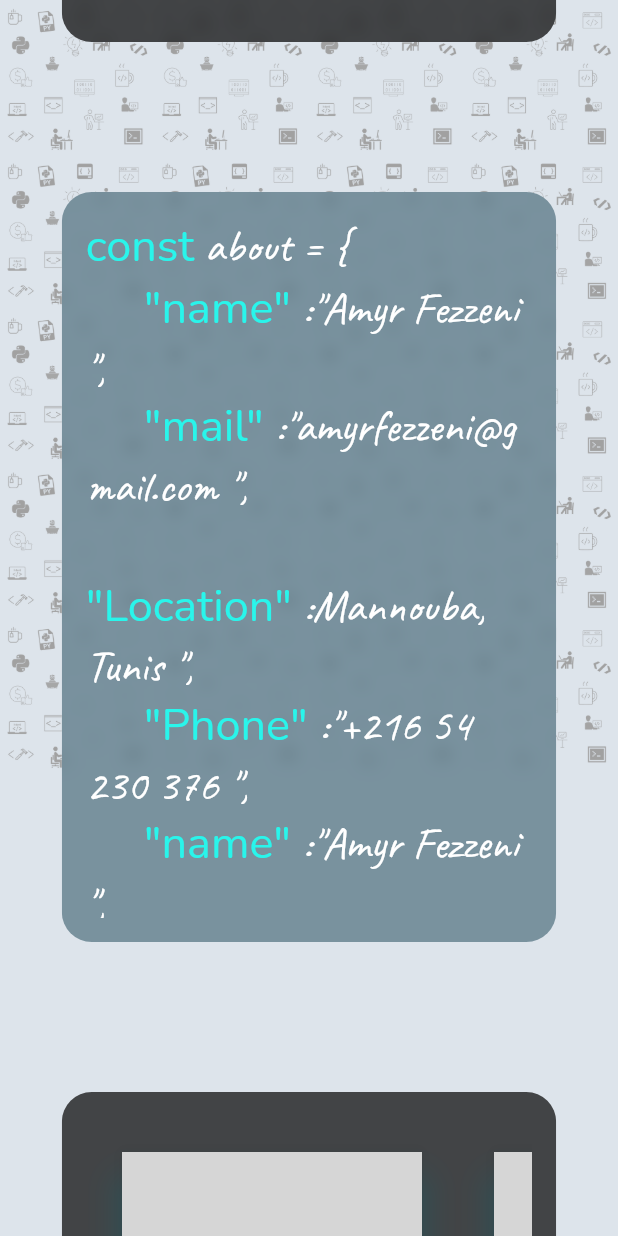
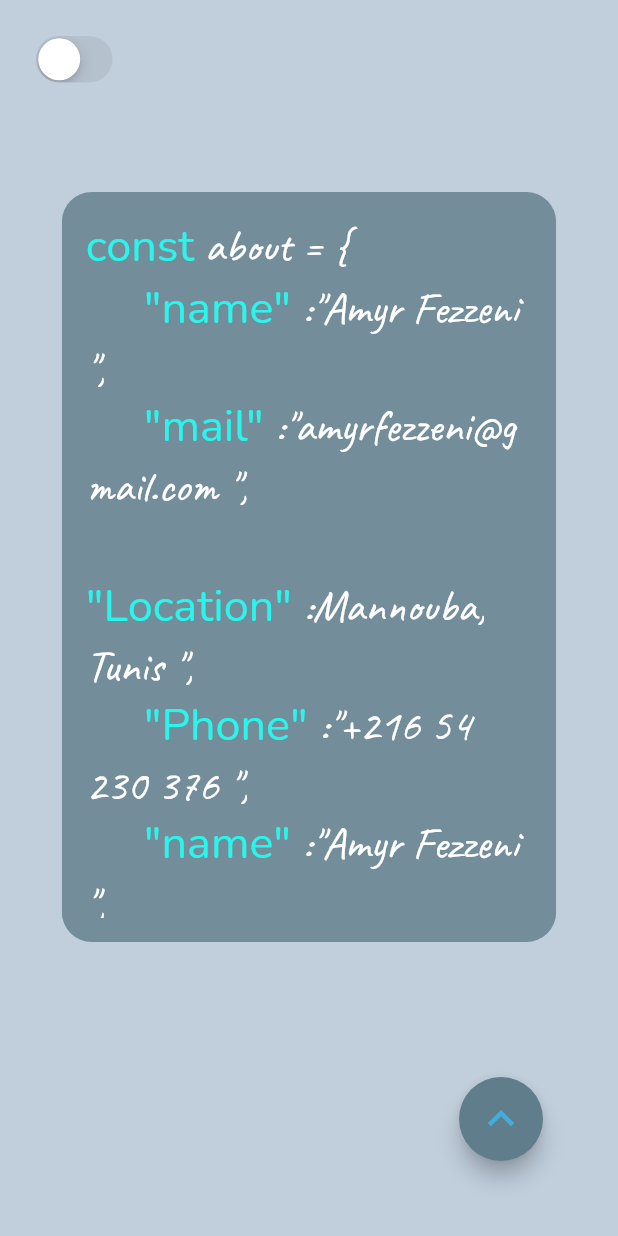
Before and after one commit to Amyr-Fezzeni/portfolio_website, a Flutter app: the screen it shows after launch, scrolled down 1152 dp, on a phone screen of 412 x 824 dp. Run offline on Flutter 3.47's test engine with Material 2 defaults, Android fonts, the phone set to English and light mode, and no system bars; our stand-ins replace animated_text_kit, card_swiper, flutter_animation_progress_bar, google_fonts; grey boxes are pictures that could not be loaded.

Commit message:
second design

```diff
--- a/lib/Pages/bg.dart
+++ b/lib/Pages/bg.dart
@@ -1,5 +1,8 @@
 import 'package:flutter/material.dart';
 import 'package:flutter_portfolio_website/consts/consts.dart';
+import 'package:provider/provider.dart';
+
+import '../providers/state_provider.dart';
 
 class BG extends StatelessWidget {
   const BG({Key? key}) : super(key: key);
@@ -7,20 +10,21 @@ class BG extends StatelessWidget {
   @override
   Widget build(BuildContext context) {
     var size = MediaQuery.of(context).size;
+    var state = context.watch<StateProvider>();
     return Container(
-      color: bgColor,
+      color: state.bgcolor,
       height: size.height,
       width: size.width,
-      child: GridView.count(
-        physics: const NeverScrollableScrollPhysics(),
-        crossAxisCount: 4,
-        children: List<Widget>.generate(
-            20,
-            (index) => Image.asset(
-                  "assets/images/bg_icons.png",
-                  width: 250,
-                )),
-      ),
+      // child: GridView.count(
+      //   physics: const NeverScrollableScrollPhysics(),
+      //   crossAxisCount: 4,
+      //   children: List<Widget>.generate(
+      //       20,
+      //       (index) => Image.asset(
+      //             "assets/images/bg_icons.png",
+      //             width: 250,
+      //           )),
+      // ),
     );
   }
 }
--- a/lib/Pages/index.dart
+++ b/lib/Pages/index.dart
@@ -1,10 +1,12 @@
 import 'package:animated_text_kit/animated_text_kit.dart';
+import 'package:flutter/cupertino.dart';
 import 'package:flutter/material.dart';
 import 'package:flutter_portfolio_website/Pages/bg.dart';
 import 'package:flutter_portfolio_website/Pages/sections/about.dart';
 import 'package:flutter_portfolio_website/Pages/sections/photography.dart';
 import 'package:flutter_portfolio_website/Pages/sections/projects.dart';
 import 'package:flutter_portfolio_website/Pages/sections/skills.dart';
+import 'package:flutter_portfolio_website/Pages/sections/swiper.dart';
 import 'package:flutter_portfolio_website/consts/consts.dart';
 import 'package:flutter_portfolio_website/custom%20widgets/appbar.dart';
 import 'package:flutter_portfolio_website/custom%20widgets/progress_bar.dart';
@@ -20,30 +22,11 @@ class Index extends StatelessWidget {
   Widget build(BuildContext context) {
     var size = MediaQuery.of(context).size;
     var state = context.watch<StateProvider>();
+    var s = context.read<StateProvider>();
     return Scaffold(
-      // body: NestedScrollView(
-      //   headerSliverBuilder: (context, e) => [
-      //     SliverAppBar(
-      //       // backgroundColor: bgColor,
-      //       elevation: 5,
-
-      //       shadowColor: Colors.black,
-      //       forceElevated: true,
-      //       title: Row(
-      //         mainAxisAlignment: MainAxisAlignment.center,
-      //         children: [
-      //           HoverButton(name: "About"),
-      //           HoverButton(name: "Skills"),
-      //           HoverButton(name: "Projects"),
-      //           HoverButton(name: "Experience"),
-      //           HoverButton(name: "Contact"),
-      //         ],
-      //       ),
-      //     )
-      //   ],
       body: Stack(
         children: [
-          const Opacity(opacity: 0.5, child: BG()),
+          const Opacity(opacity: 1, child: BG()),
           SingleChildScrollView(
             controller: state.controller,
             // physics: const NeverScrollableScrollPhysics(),
@@ -52,6 +35,7 @@ class Index extends StatelessWidget {
               padding: EdgeInsets.symmetric(horizontal: size.width * 0.1),
               child: Column(
                 children: [
+                  // SwiperInfo()
                   const CustomAppBar(),
                   const SizedBox(
                     height: 100,
@@ -69,7 +53,8 @@ class Index extends StatelessWidget {
                   const SizedBox(
                     height: 100,
                   ),
-                  Photography(),
+                  Container(),
+                  // Photography(),
                   const SizedBox(
                     height: 100,
                   ),
@@ -77,6 +62,26 @@ class Index extends StatelessWidget {
               ),
             ),
           ),
+          Positioned(
+            top: 20,
+            left: 20,
+            child: CupertinoSwitch(
+                value: state.darkMode,
+                onChanged: (b) {
+                  s.changeDarkMode(b);
+                }),
+          ),
+          Positioned(
+              bottom: 50,
+              right: 50,
+              child: FloatingActionButton(
+                onPressed: () => s.setCont(1),
+                child: const Icon(
+                  Icons.keyboard_arrow_up,
+                  color: btnColor,
+                  size: 35,
+                ),
+              ))
         ],
       ),
       // ),
--- a/lib/Pages/sections/skills.dart
+++ b/lib/Pages/sections/skills.dart
@@ -9,7 +9,7 @@ class Skill extends StatelessWidget {
   Widget build(BuildContext context) {
     var size = MediaQuery.of(context).size;
     return BlurryContainer(
-        bgColor: Colors.black.withOpacity(0.7),
+        bgColor: Colors.black.withOpacity(0.0),
         blur: 6,
         height: 500,
         width: size.width * 0.9,
--- a/lib/consts/consts.dart
+++ b/lib/consts/consts.dart
@@ -2,16 +2,20 @@ import 'package:flutter/material.dart';
 import 'package:google_fonts/google_fonts.dart';
 
 const bgColor = Color.fromARGB(255, 193, 207, 2013);
+const darkBgColor = Color.fromARGB(255, 24, 34, 44);
+
 const btnColor = Color.fromARGB(255, 66, 172, 221);
 
 // const btnColor = Color.fromARGB(255, 66, 221, 175);
 const myImage = AssetImage("assets/images/amyr fezzeni.jpg");
 
 TextStyle text18white = GoogleFonts.nunito(color: Colors.white, fontSize: 18);
+TextStyle text18black = GoogleFonts.nunito(color: Colors.black87, fontSize: 18);
 TextStyle text18blue = GoogleFonts.nunito(color: btnColor, fontSize: 18);
 
 TextStyle titleBlue = GoogleFonts.nunito(color: btnColor, fontSize: 50);
 TextStyle titleWhite = GoogleFonts.nunito(color: Colors.white, fontSize: 50);
+TextStyle titleblack = GoogleFonts.nunito(color: Colors.black, fontSize: 50);
 
 // about
 TextStyle key =
--- a/pubspec.yaml
+++ b/pubspec.yaml
@@ -39,6 +39,7 @@ dependencies:
   provider: ^6.0.2
   blurrycontainer: ^0.1.0
   flutter_animation_progress_bar: ^2.0.1
+  card_swiper: ^2.0.1
 
 dev_dependencies:
   flutter_test:
```
Also changed, not shown: lib/Pages/sections/about.dart (+25 -21 lines), lib/Pages/sections/swiper.dart (added, +32 -0 lines), lib/custom widgets/appbar.dart (+24 -18 lines), lib/providers/state_provider.dart (+28 -3 lines), pubspec.lock.
